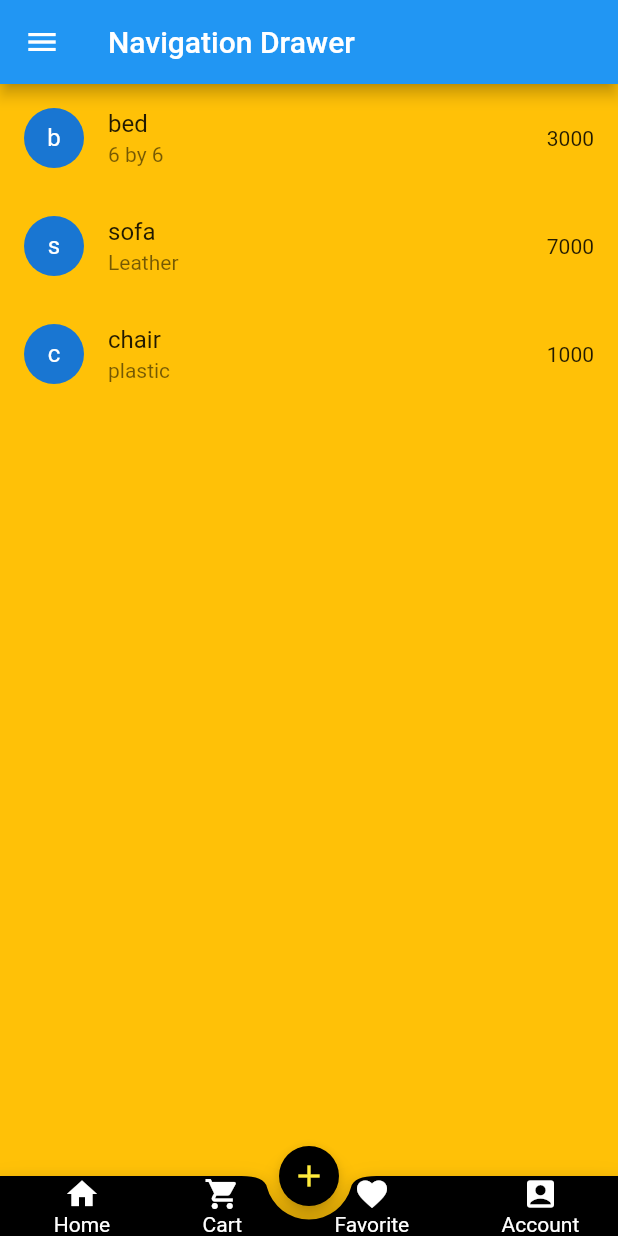
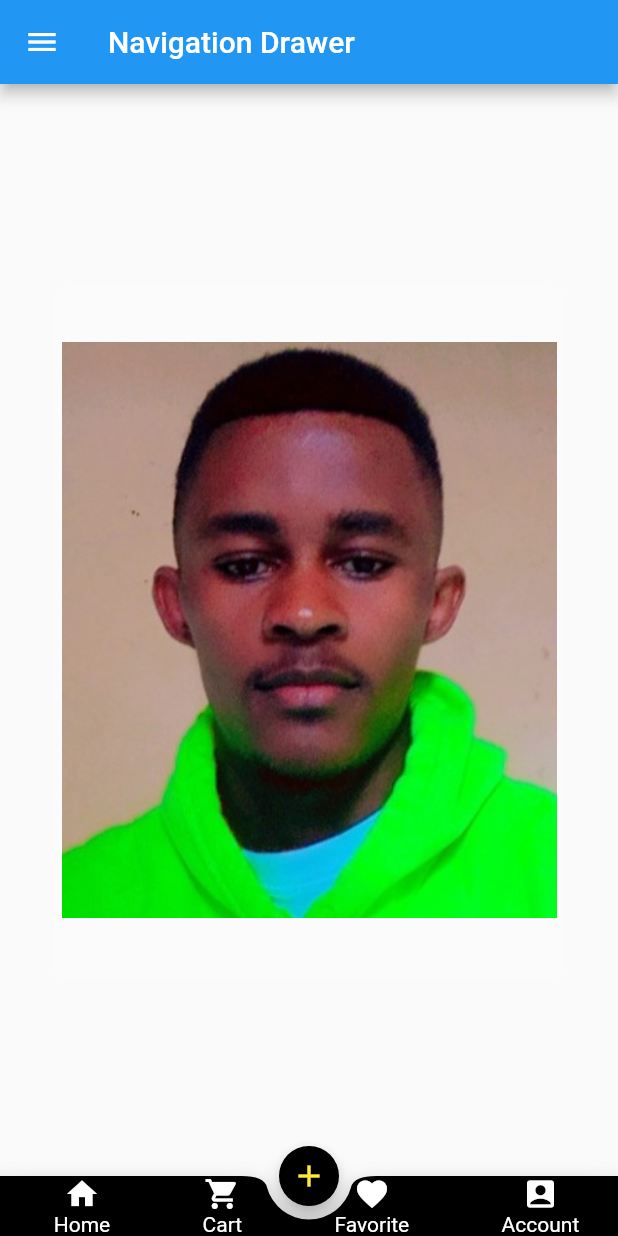
Before and after one commit to Kim-Onesmus/learning-flutter, a Flutter app: the screen it shows after launch, on a phone screen of 412 x 824 dp. Run offline on Flutter 3.47's test engine with Material 2 defaults, Android fonts, the phone set to English and light mode, and no system bars.

Commit message:
navigation

```diff
--- a/lib/screens/navigation.dart
+++ b/lib/screens/navigation.dart
@@ -13,7 +13,7 @@ class navi extends StatelessWidget {
   @override
   Widget build(BuildContext context) {
     return Scaffold(
-      backgroundColor: Colors.amber,
+      // backgroundColor: Colors.amber,
       appBar: AppBar(
         title: const Text('Navigation Drawer'),
       ),
@@ -84,20 +84,42 @@ class navi extends StatelessWidget {
         ),
       ),
       // ignore: avoid_unnecessary_containers
-      body: Container(
-        child: ListView.builder(
-          itemCount: products.length,
-          itemBuilder: (context, index) {
-            return ListTile(
-              leading: CircleAvatar(
-                child: Text(products[index][0]),
-              ),
-              title: Text(products[index]),
-              subtitle: Text(productDetails[index]),
-              trailing: Text(price[index].toString()),
-            );
-          },
+      // body: Container(
+      //   child: ListView.builder(
+      //     itemCount: products.length,
+      //     itemBuilder: (context, index) {
+      //       return ListTile(
+      //         leading: CircleAvatar(
+      //           child: Text(products[index][0]),
+      //         ),
+      //         title: Text(products[index]),
+      //         subtitle: Text(productDetails[index]),
+      //         trailing: Text(price[index].toString()),
+      //       );
+      //     },
+      //   ),
+      // ),
+
+      body: Center(
+        child: Container(
+          padding: const EdgeInsets.all(16),
+          constraints: const BoxConstraints.expand(
+            width: 330,
+            height: 450,
+          ),
+          decoration: const BoxDecoration(
+            boxShadow: [
+              BoxShadow(
+                color: Colors.white24,
+                offset: Offset(0, 2),
+                spreadRadius: 5,
+                blurRadius: 10
+              )
+            ],
+            image: DecorationImage(image: AssetImage('images/kim.jpg'))
+          ),
         ),
+
       ),
       floatingActionButtonLocation: FloatingActionButtonLocation.centerDocked,
       floatingActionButton: FloatingActionButton(
```
